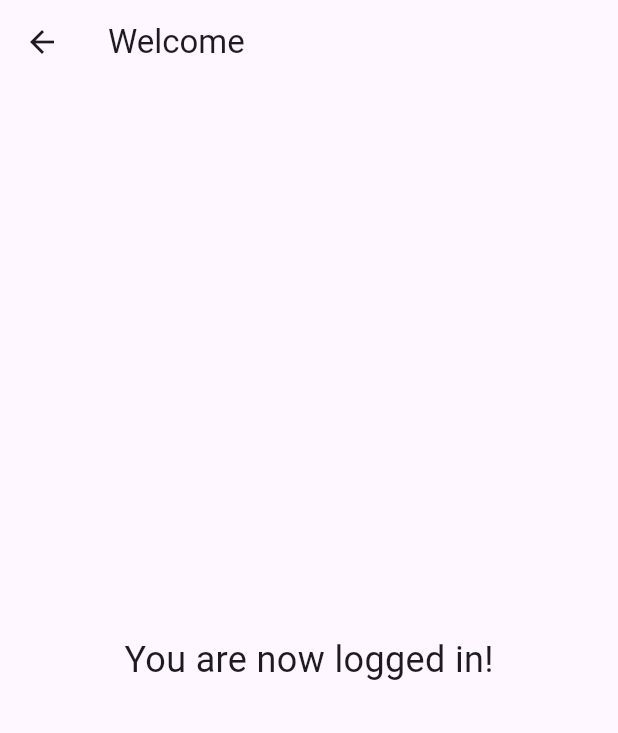
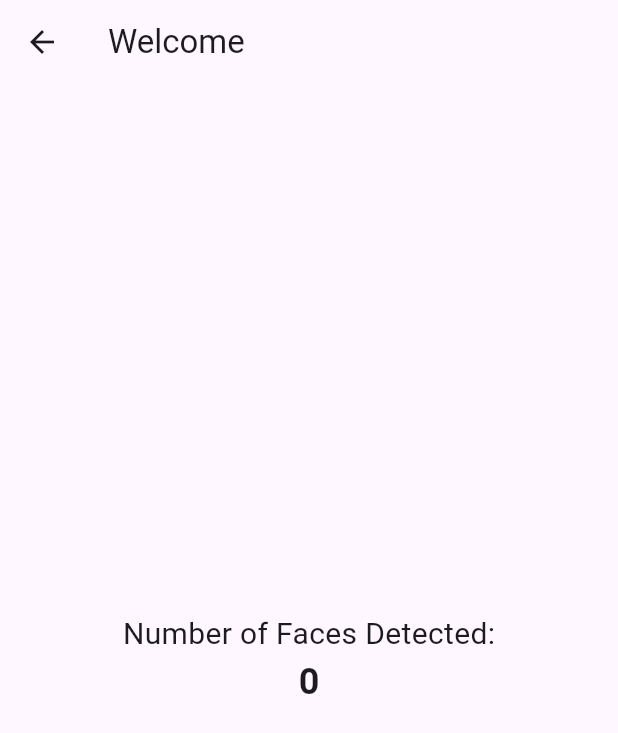
Before and after one commit to AngelUrielCesenaAlvarez/flutterParkeatec, a Flutter app: the WelcomePage screen opened directly, on a phone screen of 412 x 824 dp. Shown: the top 733 px of the screen. Run offline on Flutter 3.47's test engine with Material 3 defaults, Android fonts, the light colour scheme and no system bars; network calls fail.

Commit message:
Conexion creada, mas o menos

```diff
--- a/lib/main.dart
+++ b/lib/main.dart
@@ -1,4 +1,6 @@
+import 'dart:convert';
 import 'package:flutter/material.dart';
+import 'package:http/http.dart' as http;
 
 void main() {
   runApp(MyApp());
@@ -8,6 +10,7 @@ class MyApp extends StatelessWidget {
   @override
   Widget build(BuildContext context) {
     return MaterialApp(
+      debugShowCheckedModeBanner: false,
       title: 'Login Demo',
       home: LoginPage(),
     );
@@ -23,15 +26,15 @@ class _LoginPageState extends State<LoginPage> {
   final _usernameController = TextEditingController();
   final _passwordController = TextEditingController();
 
-  void _login() {
+  void _login(BuildContext context) {
     String username = _usernameController.text;
     String password = _passwordController.text;
 
-    if (username == 'Angel' && password == '123') {
-      // Navega a la nueva pantalla si el login es correcto
+    if (username == 'Angel' && password == '123' || username == 'Iran' && password == '321') {
+      // Navigate to the new screen if login is successful
       Navigator.of(context).push(MaterialPageRoute(builder: (context) => WelcomePage()));
     } else {
-      // Muestra un mensaje de error si el login es incorrecto
+      // Show an error message if login fails
       showDialog(
         context: context,
         builder: (context) => AlertDialog(
@@ -76,7 +79,7 @@ class _LoginPageState extends State<LoginPage> {
             ),
             SizedBox(height: 20),
             ElevatedButton(
-              onPressed: _login,
+              onPressed: () => _login(context),
               child: Text('Login'),
             ),
           ],
@@ -86,7 +89,49 @@ class _LoginPageState extends State<LoginPage> {
   }
 }
 
-class WelcomePage extends StatelessWidget {
+class WelcomePage extends StatefulWidget {
+  @override
+  _WelcomePageState createState() => _WelcomePageState();
+}
+
+class _WelcomePageState extends State<WelcomePage> {
+  int _numberOfFaces = 0;
+
+  @override
+  void initState() {
+    super.initState();
+    // Call the function to fetch the number of faces when the page initializes
+    _fetchNumberOfFaces();
+  }
+
+  Future<void> _fetchNumberOfFaces() async {
+    final response = await http.get(Uri.parse('http://127.0.0.1:8000/'));
+    if (response.statusCode == 200) {
+      // Parse the JSON response and update the state with the number of faces
+      final data = jsonDecode(response.body);
+      setState(() {
+        _numberOfFaces = data['numero_de_caras'];
+      });
+    } else {
+      // If there's an error fetching the number of faces, show an error message
+      showDialog(
+        context: context,
+        builder: (context) => AlertDialog(
+          title: Text('Error'),
+          content: Text('Failed to fetch number of faces.'),
+          actions: <Widget>[
+            TextButton(
+              onPressed: () {
+                Navigator.of(context).pop();
+              },
+              child: Text('OK'),
+            ),
+          ],
+        ),
+      );
+    }
+  }
+
   @override
   Widget build(BuildContext context) {
     return Scaffold(
@@ -94,7 +139,19 @@ class WelcomePage extends StatelessWidget {
         title: Text('Welcome'),
       ),
       body: Center(
-        child: Text('You are now logged in!', style: TextStyle(fontSize: 24)),
+        child: Column(
+          mainAxisAlignment: MainAxisAlignment.center,
+          children: <Widget>[
+            Text(
+              'Number of Faces Detected:',
+              style: TextStyle(fontSize: 20),
+            ),
+            Text(
+              '$_numberOfFaces',
+              style: TextStyle(fontSize: 24, fontWeight: FontWeight.bold),
+            ),
+          ],
+        ),
       ),
     );
   }
--- a/pubspec.yaml
+++ b/pubspec.yaml
@@ -30,6 +30,7 @@ environment:
 dependencies:
   flutter:
     sdk: flutter
+  http: ^0.13.3
 
 
   # The following adds the Cupertino Icons font to your application.
```
Also changed, not shown: pubspec.lock.
